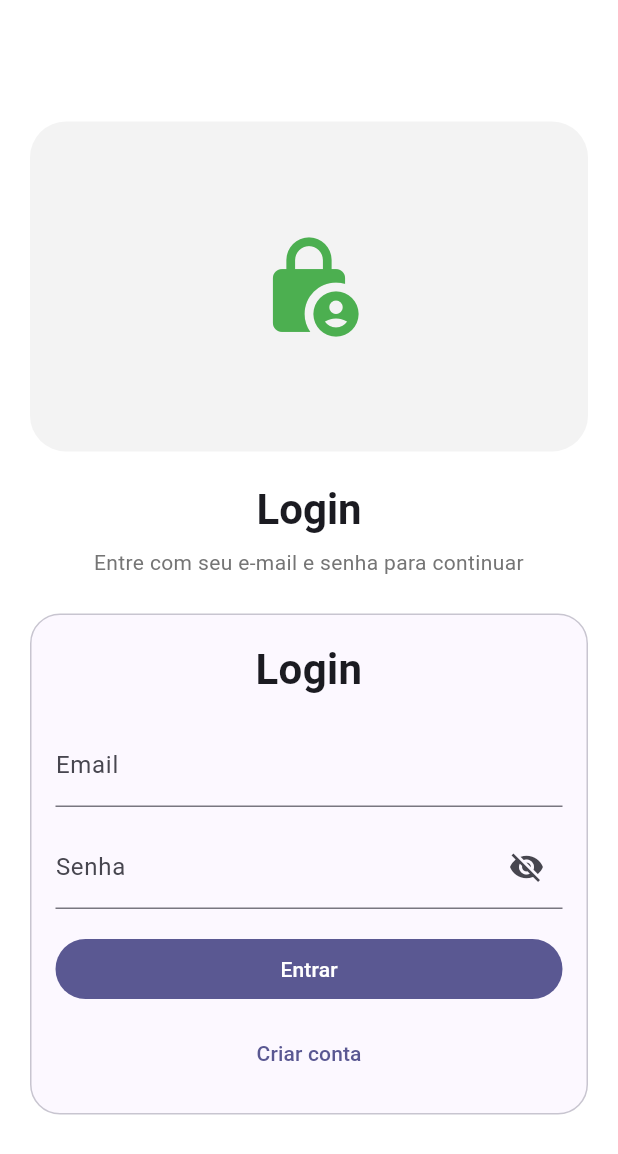
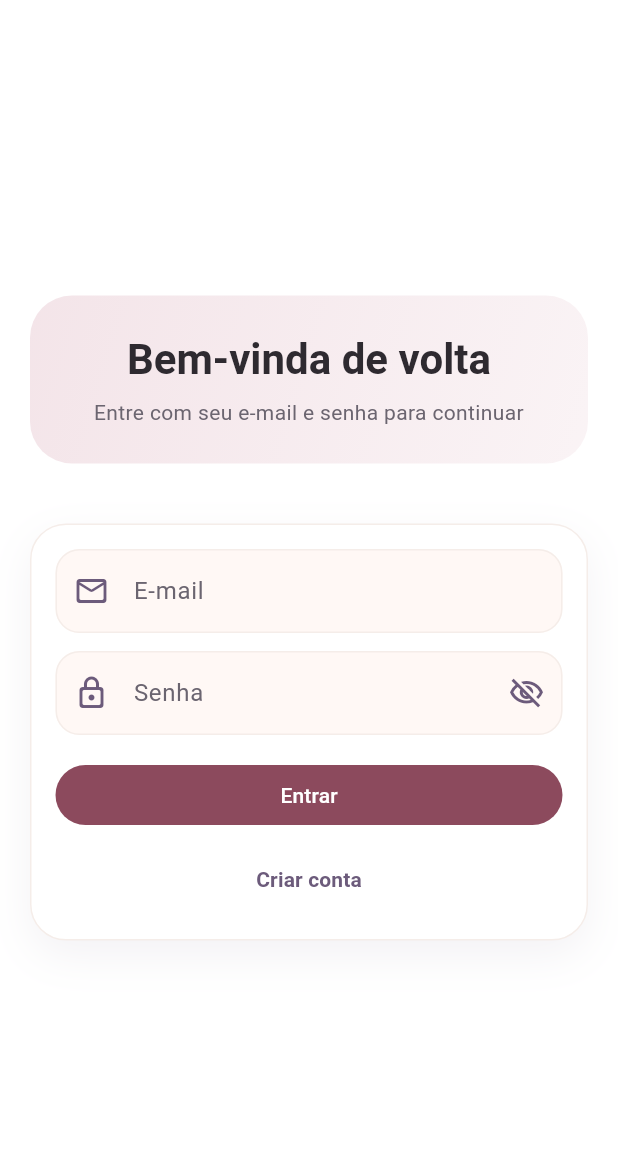
Before and after one commit to mandi-tech/tc3-flutter-app, a Flutter app: the screen it shows after launch, after a tap on "Criar conta", on a phone screen of 412 x 824 dp. Shown: the top 1154 px of the screen. Run offline on Flutter 3.47's test engine with Material 3 defaults, Android fonts, the phone set to English and light mode, and no system bars; our stand-ins replace go_router; missing offline and left inert: storybook_flutter.

Commit message:
feat: adiciona splash screen.

```diff
--- a/lib/app/router/app_router.dart
+++ b/lib/app/router/app_router.dart
@@ -1,19 +1,34 @@
+import 'package:flutter/material.dart';
 import 'package:go_router/go_router.dart';
 
 import '../../features/auth/presentation/pages/login_page.dart';
 import '../../features/home/presentation/pages/home_page.dart';
+import '../../features/splash/presentation/pages/splash_page.dart';
 import 'app_routes.dart';
 
 final appRouter = GoRouter(
-  initialLocation: AppRoutes.login,
+  initialLocation: AppRoutes.splash,
   routes: [
     GoRoute(
       path: AppRoutes.login,
-      builder: (context, state) => const LoginPage(),
+      pageBuilder: (context, state) => CustomTransitionPage(
+        key: state.pageKey,
+        child: const LoginPage(),
+        transitionsBuilder: (context, animation, secondaryAnimation, child) {
+          return FadeTransition(
+            opacity: animation,
+            child: child,
+          );
+        },
+      ),
     ),
     GoRoute(
       path: AppRoutes.home,
       builder: (context, state) => const HomePage(),
     ),
+    GoRoute(
+      path: AppRoutes.splash,
+      builder: (context, state) => const SplashPage(),
+    ),
   ],
 );
--- a/lib/app/router/app_routes.dart
+++ b/lib/app/router/app_routes.dart
@@ -1,4 +1,5 @@
 class AppRoutes {
-  static const login = '/';
+  static const splash = '/';
+  static const login = '/login';
   static const home = '/home';
 }
--- a/lib/features/auth/presentation/widgets/login_form.dart
+++ b/lib/features/auth/presentation/widgets/login_form.dart
@@ -2,6 +2,7 @@ import 'package:flutter/material.dart';
 
 import '../../../../app/router/app_routes.dart';
 import '../../../../shared/design_system/components/app_button.dart';
+import '../../../../shared/design_system/tokens/app_colors.dart';
 import '../../../../shared/design_system/tokens/app_spacing.dart';
 import '../../../../shared/utils/navigation_extensions.dart';
 
@@ -37,7 +38,6 @@ class _LoginFormState extends State<LoginForm> {
       _isLoading = true;
     });
 
-    // Simulação de requisição
     await Future.delayed(const Duration(milliseconds: 800));
 
     if (!mounted) return;
@@ -46,7 +46,6 @@ class _LoginFormState extends State<LoginForm> {
       _isLoading = false;
     });
 
-    // Redireciona para Home
     context.pushPage(AppRoutes.home);
   }
 
@@ -55,33 +54,68 @@ class _LoginFormState extends State<LoginForm> {
     return Container(
       padding: const EdgeInsets.all(AppSpacing.lg),
       decoration: BoxDecoration(
-        color: Theme.of(context).colorScheme.surface,
-        borderRadius: BorderRadius.circular(20),
+        color: AppColors.surface,
+        borderRadius: BorderRadius.circular(24),
         border: Border.all(
-          color: Theme.of(context).colorScheme.outlineVariant,
+          color: AppColors.neutral100,
         ),
+        boxShadow: [
+          BoxShadow(
+            color: AppColors.secondary.withOpacity(0.08),
+            blurRadius: 24,
+            offset: const Offset(0, 10),
+          ),
+        ],
       ),
       child: Form(
         key: _formKey,
         child: Column(
           crossAxisAlignment: CrossAxisAlignment.stretch,
           children: [
-            const Text(
-              'Login',
-              style: TextStyle(
-                fontSize: 28,
-                fontWeight: FontWeight.bold,
-              ),
-              textAlign: TextAlign.center,
-            ),
-
-            const SizedBox(height: AppSpacing.lg),
-
             TextFormField(
               controller: _emailController,
-              decoration: const InputDecoration(
-                labelText: 'Email',
-                hintText: 'Digite seu email',
+              keyboardType: TextInputType.emailAddress,
+              decoration: InputDecoration(
+                labelText: 'E-mail',
+                hintText: 'Digite seu e-mail',
+                labelStyle: const TextStyle(
+                  color: AppColors.textSecondary,
+                ),
+                hintStyle: const TextStyle(
+                  color: AppColors.textSecondary,
+                ),
+                filled: true,
+                fillColor: AppColors.background,
+                prefixIcon: const Icon(
+                  Icons.mail_outline_rounded,
+                  color: AppColors.secondary,
+                ),
+                enabledBorder: OutlineInputBorder(
+                  borderRadius: BorderRadius.circular(16),
+                  borderSide: const BorderSide(
+                    color: AppColors.neutral100,
+                  ),
+                ),
+                focusedBorder: OutlineInputBorder(
+                  borderRadius: BorderRadius.circular(16),
+                  borderSide: const BorderSide(
+                    color: AppColors.primary,
+                    width: 1.5,
+                  ),
+                ),
+                errorBorder: OutlineInputBorder(
+                  borderRadius: BorderRadius.circular(16),
+                  borderSide: const BorderSide(
+                    color: AppColors.danger,
+                  ),
+                ),
+                focusedErrorBorder: OutlineInputBorder(
+                  borderRadius: BorderRadius.circular(16),
+                  borderSide: const BorderSide(
+                    color: AppColors.danger,
+                    width: 1.5,
+                  ),
+                ),
               ),
               validator: (value) {
                 if (value == null || value.trim().isEmpty) {
@@ -99,17 +133,56 @@ class _LoginFormState extends State<LoginForm> {
               decoration: InputDecoration(
                 labelText: 'Senha',
                 hintText: 'Digite sua senha',
+                labelStyle: const TextStyle(
+                  color: AppColors.textSecondary,
+                ),
+                hintStyle: const TextStyle(
+                  color: AppColors.textSecondary,
+                ),
+                filled: true,
+                fillColor: AppColors.background,
+                prefixIcon: const Icon(
+                  Icons.lock_outline_rounded,
+                  color: AppColors.secondary,
+                ),
                 suffixIcon: IconButton(
                   icon: Icon(
                     _obscurePassword
-                        ? Icons.visibility_off
-                        : Icons.visibility,
+                        ? Icons.visibility_off_outlined
+                        : Icons.visibility_outlined,
+                    color: AppColors.secondary,
                   ),
                   onPressed: () {
                     setState(() {
                       _obscurePassword = !_obscurePassword;
                     });
                   },
+                ),
+                enabledBorder: OutlineInputBorder(
+                  borderRadius: BorderRadius.circular(16),
+                  borderSide: const BorderSide(
+                    color: AppColors.neutral100,
+                  ),
+                ),
+                focusedBorder: OutlineInputBorder(
+                  borderRadius: BorderRadius.circular(16),
+                  borderSide: const BorderSide(
+                    color: AppColors.primary,
+                    width: 1.5,
+                  ),
+                ),
+                errorBorder: OutlineInputBorder(
+                  borderRadius: BorderRadius.circular(16),
+                  borderSide: const BorderSide(
+                    color: AppColors.danger,
+                  ),
+                ),
+                focusedErrorBorder: OutlineInputBorder(
+                  borderRadius: BorderRadius.circular(16),
+                  borderSide: const BorderSide(
+                    color: AppColors.danger,
+                    width: 1.5,
+                  ),
                 ),
               ),
               validator: (value) {
@@ -132,7 +205,13 @@ class _LoginFormState extends State<LoginForm> {
 
             TextButton(
               onPressed: () {},
-              child: const Text('Criar conta'),
+              child: const Text(
+                'Criar conta',
+                style: TextStyle(
+                  color: AppColors.secondary,
+                  fontWeight: FontWeight.w600,
+                ),
+              ),
             ),
           ],
         ),
--- a/lib/features/auth/presentation/widgets/login_header.dart
+++ b/lib/features/auth/presentation/widgets/login_header.dart
@@ -1,4 +1,7 @@
 import 'package:flutter/material.dart';
+
+import '../../../../shared/design_system/tokens/app_colors.dart';
+import '../../../../shared/design_system/tokens/app_spacing.dart';
 
 class LoginHeader extends StatelessWidget {
   const LoginHeader({super.key});
@@ -8,37 +11,48 @@ class LoginHeader extends StatelessWidget {
     return Column(
       children: [
         Container(
-          height: 220,
           width: double.infinity,
+          padding: const EdgeInsets.symmetric(
+            vertical: AppSpacing.xl,
+            horizontal: AppSpacing.lg,
+          ),
           decoration: BoxDecoration(
-            color: const Color(0xFFF3F3F3),
-            borderRadius: BorderRadius.circular(24),
+            gradient: LinearGradient(
+              colors: [
+                AppColors.primary.withOpacity(0.18),
+                AppColors.primary.withOpacity(0.08),
+              ],
+              begin: Alignment.topLeft,
+              end: Alignment.bottomRight,
             ),
-          child: const Center(
-            child: Icon(
-              Icons.lock_person_rounded,
-              size: 72,
-              color: Colors.green,
+            borderRadius: BorderRadius.circular(28),
           ),
-          ),
-        ),
-        const SizedBox(height: 20),
+          child: Column(
+            children: [
               Text(
-          'Login',
+                'Bem-vinda de volta',
                 style: Theme.of(context).textTheme.headlineMedium?.copyWith(
                       fontWeight: FontWeight.bold,
+                      color: AppColors.textPrimary,
                     ),
                 textAlign: TextAlign.center,
               ),
-        const SizedBox(height: 8),
+
+              const SizedBox(height: AppSpacing.sm),
+
               Text(
                 'Entre com seu e-mail e senha para continuar',
                 style: Theme.of(context).textTheme.bodyMedium?.copyWith(
-                color: Colors.grey.shade600,
+                      color: AppColors.textSecondary,
                     ),
                 textAlign: TextAlign.center,
               ),
             ],
+          ),
+        ),
+
+        const SizedBox(height: AppSpacing.lg),
+      ],
     );
   }
 }
--- /dev/null
+++ b/lib/features/splash/presentation/pages/splash_page.dart
@@ -0,0 +1,136 @@
+import 'dart:async';
+
+import 'package:flutter/material.dart';
+
+import '../../../../app/router/app_routes.dart';
+import '../../../../shared/utils/navigation_extensions.dart';
+
+class SplashPage extends StatefulWidget {
+  const SplashPage({super.key});
+
+  @override
+  State<SplashPage> createState() => _SplashPageState();
+}
+
+class _SplashPageState extends State<SplashPage>
+    with SingleTickerProviderStateMixin {
+  late final AnimationController _controller;
+  late final Animation<double> _fadeAnimation;
+  late final Animation<double> _scaleAnimation;
+
+  Timer? _navigationTimer;
+
+  @override
+  void initState() {
+    super.initState();
+
+    _controller = AnimationController(
+      vsync: this,
+      duration: const Duration(milliseconds: 1200),
+    );
+
+    _fadeAnimation = CurvedAnimation(
+      parent: _controller,
+      curve: Curves.easeOut,
+    );
+
+    _scaleAnimation = Tween<double>(
+      begin: 0.92,
+      end: 1,
+    ).animate(
+      CurvedAnimation(
+        parent: _controller,
+        curve: Curves.easeOutBack,
+      ),
+    );
+
+    _controller.forward();
+    _scheduleNavigation();
+  }
+
+  void _scheduleNavigation() {
+    _navigationTimer = Timer(const Duration(seconds: 2), () {
+      if (!mounted) return;
+      context.goPage(AppRoutes.login);
+    });
+  }
+
+  @override
+  void dispose() {
+    _navigationTimer?.cancel();
+    _controller.dispose();
+    super.dispose();
+  }
+
+  @override
+  Widget build(BuildContext context) {
+    return Scaffold(
+      body: DecoratedBox(
+        decoration: const BoxDecoration(
+          gradient: LinearGradient(
+            colors: [
+              Color(0xFFC06C84),
+              Color(0xFFF8B195),
+            ],
+            begin: Alignment.topLeft,
+            end: Alignment.bottomRight,
+          ),
+        ),
+        child: Center(
+          child: FadeTransition(
+            opacity: _fadeAnimation,
+            child: ScaleTransition(
+              scale: _scaleAnimation,
+              child: const _SplashContent(),
+            ),
+          ),
+        ),
+      ),
+    );
+  }
+}
+
+class _SplashContent extends StatelessWidget {
+  const _SplashContent();
+
+  @override
+  Widget build(BuildContext context) {
+    return Column(
+      mainAxisSize: MainAxisSize.min,
+      children: const [
+        Icon(
+          Icons.account_balance_wallet_rounded,
+          size: 72,
+          color: Colors.white,
+        ),
+        SizedBox(height: 24),
+        Text(
+          'Finance Manager',
+          style: TextStyle(
+            fontSize: 28,
+            fontWeight: FontWeight.w700,
+            color: Colors.white,
+            letterSpacing: 0.4,
+          ),
+        ),
+        SizedBox(height: 8),
+        Text(
+          'Organize sua vida financeira',
+          style: TextStyle(
+            fontSize: 14,
+            color: Colors.white70,
+          ),
+        ),
+        SizedBox(height: 28),
+        SizedBox(
+          width: 22,
+          height: 22,
+          child: CircularProgressIndicator(
+            strokeWidth: 2.4,
+            valueColor: AlwaysStoppedAnimation<Color>(Colors.white),
+          ),
+        ),
+      ],
+    );
+  }
+}
--- a/lib/shared/design_system/tokens/app_colors.dart
+++ b/lib/shared/design_system/tokens/app_colors.dart
@@ -1,12 +1,26 @@
 import 'package:flutter/material.dart';
 
 abstract final class AppColors {
-  static const primary = Color(0xFF4F46E5);
-  static const success = Color(0xFF16A34A);
+  /// Brand
+  static const primary = Color(0xFFC06C84); // Dusty Rose
+  static const secondary = Color(0xFF6C5B7B); // Mauve
+  static const accent = Color(0xFFF8B195); // Peach
+
+  /// Feedback
+  static const success = Color(0xFF3FAE88);
   static const warning = Color(0xFFF59E0B);
-  static const danger  = Color(0xFFDC2626);
+  static const danger  = Color(0xFFD64550);
 
+  /// Backgrounds / Surfaces
+  static const background = Color(0xFFFFF8F5); // Soft Cream
+  static const surface = Color(0xFFFFFFFF);
+
+  /// Neutrals
   static const neutral0   = Color(0xFFFFFFFF);
-  static const neutral100 = Color(0xFFF3F4F6);
-  static const neutral900 = Color(0xFF111827);
+  static const neutral100 = Color(0xFFF5EDE9);
+  static const neutral900 = Color(0xFF2E2A30);
+
+  /// Text
+  static const textPrimary = Color(0xFF2E2A30);
+  static const textSecondary = Color(0xFF6B6570);
 }
```
Lines whose indentation alone changed are shown as unchanged.
